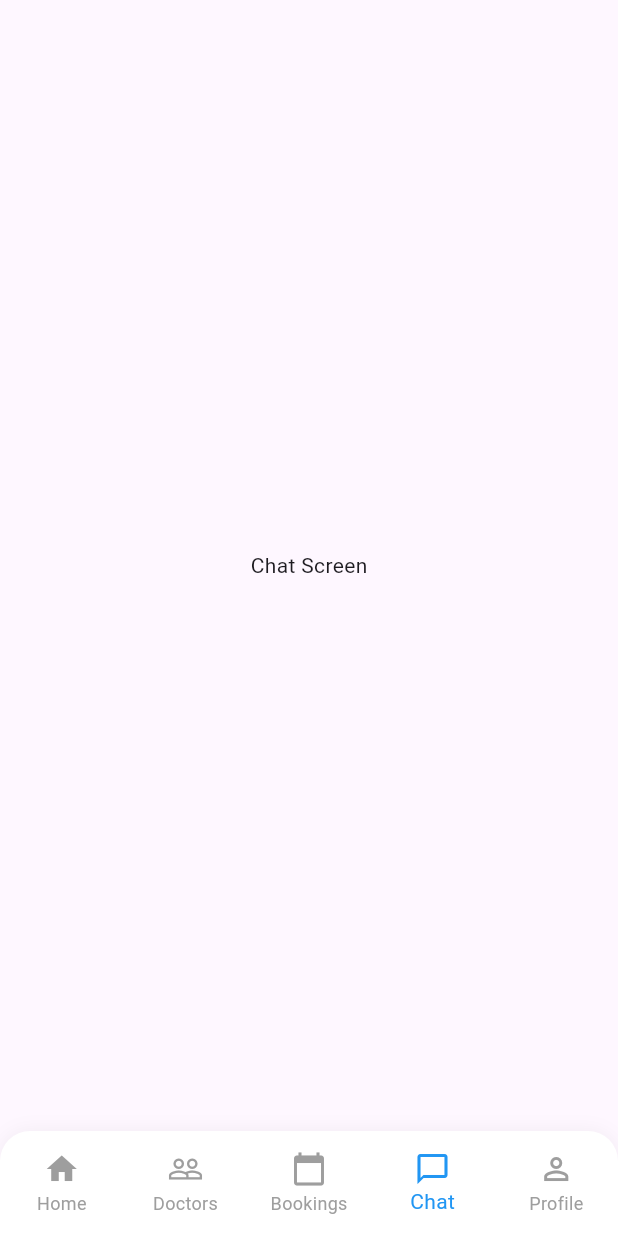
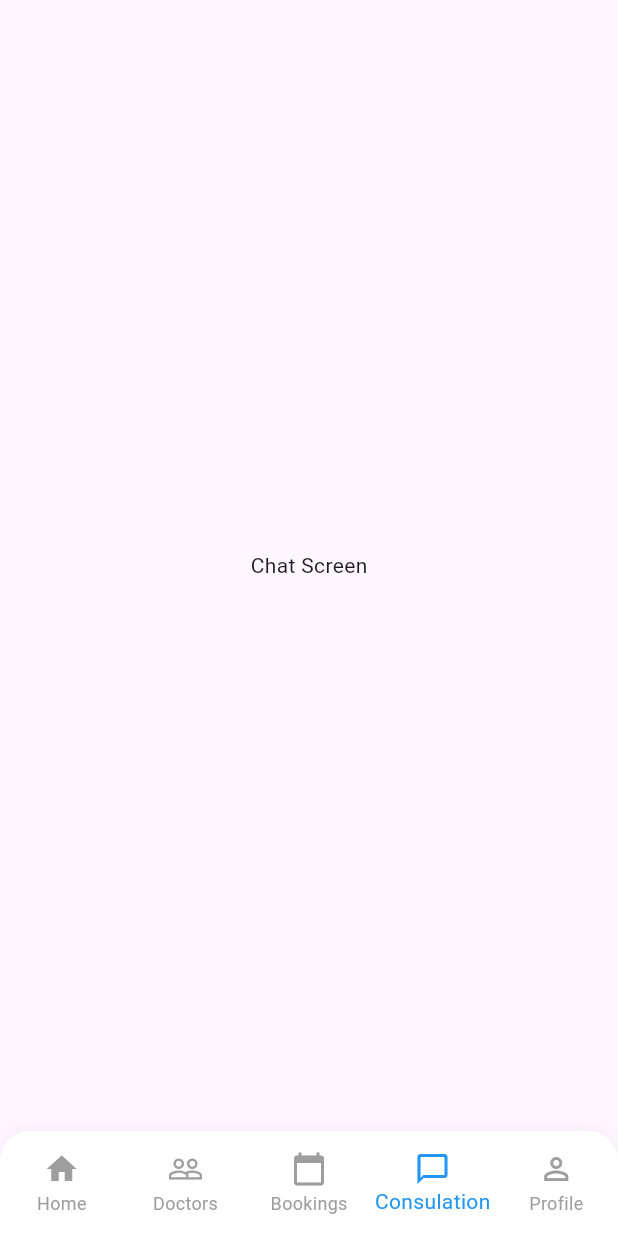
Before and after one commit to emonh001/MedBridgeTelemedicine, a Flutter app: the screen it shows after launch, item 4 of the bottom bar chosen, on a phone screen of 412 x 824 dp. Run offline on Flutter 3.47's test engine with Material 3 defaults, Android fonts, the light colour scheme and no system bars; our stand-ins replace go_router.

```diff
--- a/lib/features/auth/presentations/case-details/screens/case_details_screen.dart
+++ b/lib/features/auth/presentations/case-details/screens/case_details_screen.dart
@@ -1,7 +1,6 @@
 import 'package:flutter/material.dart';
 
-import '../../doctor-screen/common/models/case_model.dart';
-
+import '../../common/models/case_model.dart';
 import '../data/models/report_model.dart';
 import '../widgets/action_button.dart';
 import '../widgets/case_details_appbar.dart';
--- a/lib/features/auth/presentations/case-details/widgets/paitent_header_card.dart
+++ b/lib/features/auth/presentations/case-details/widgets/paitent_header_card.dart
@@ -1,5 +1,5 @@
 import 'package:flutter/material.dart';
-import '../../doctor-screen/common/models/case_model.dart';
+import '../../common/models/case_model.dart';
 
 class PatientHeaderCard extends StatelessWidget {
   final CaseModel caseData;
--- a/lib/features/auth/presentations/case-details/widgets/symtoms_sections.dart
+++ b/lib/features/auth/presentations/case-details/widgets/symtoms_sections.dart
@@ -1,5 +1,4 @@
-import '../../doctor-screen/common/models/case_model.dart';
-
+import '../../common/models/case_model.dart';
 import 'package:flutter/material.dart';
 class SymptomsSection extends StatelessWidget {
   final CaseModel caseData;
--- a/lib/features/auth/presentations/doctor-screen/common/bottom_navbar_screen.dart
+++ b/lib/features/auth/presentations/common/bottom_navbar_screen.dart
@@ -54,7 +54,7 @@ class BottomNavBarScreen extends StatelessWidget {
             ),
             BottomNavigationBarItem(
               icon: Icon(Icons.chat_bubble_outline),
-              label: "Chat",
+              label: "Consulation",
             ),
             BottomNavigationBarItem(
               icon: Icon(Icons.person_outline),
--- a/lib/features/auth/presentations/doctor-screen/incoming-case/widgets/case_list.dart
+++ b/lib/features/auth/presentations/doctor-screen/incoming-case/widgets/case_list.dart
@@ -2,7 +2,7 @@ import 'package:flutter/material.dart';
 import 'package:go_router/go_router.dart';
 
 import '../../../../../../app/routes/route_paths.dart';
-import '../../common/models/case_model.dart';
+import '../../../common/models/case_model.dart';
 
 class CaseList extends StatelessWidget {
   final String name;
```
Also changed, not shown: lib/app/routes/app_router.dart (+4 -3 lines), lib/features/auth/presentations/common/models/case_model.dart (renamed from lib/features/auth/presentations/doctor-screen/common/models/case_model.dart).
